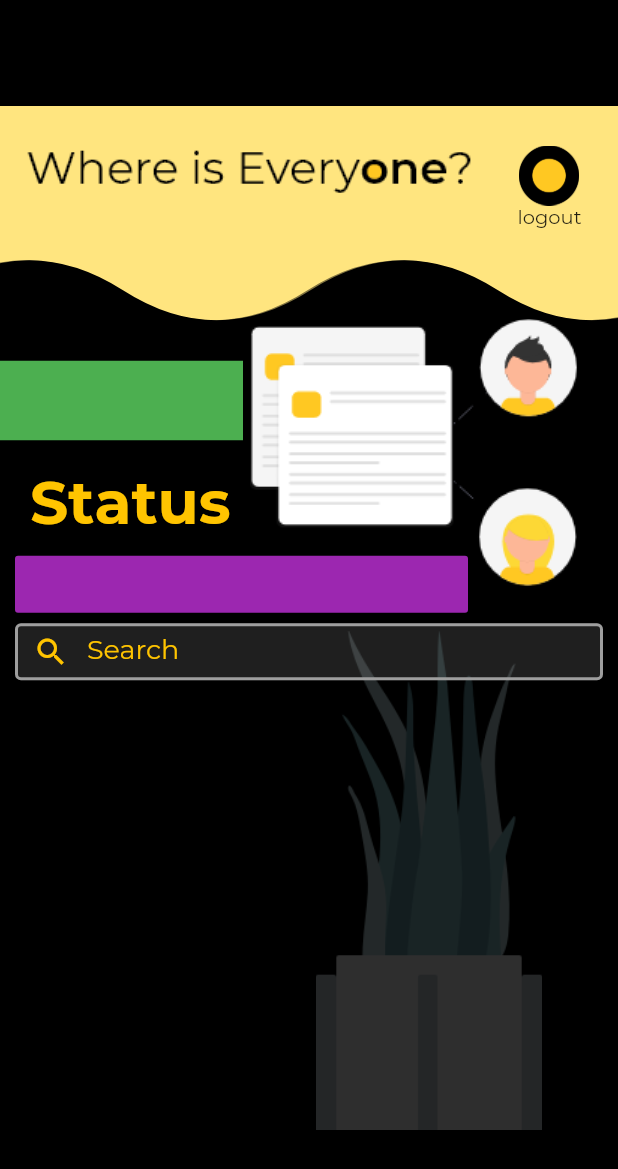
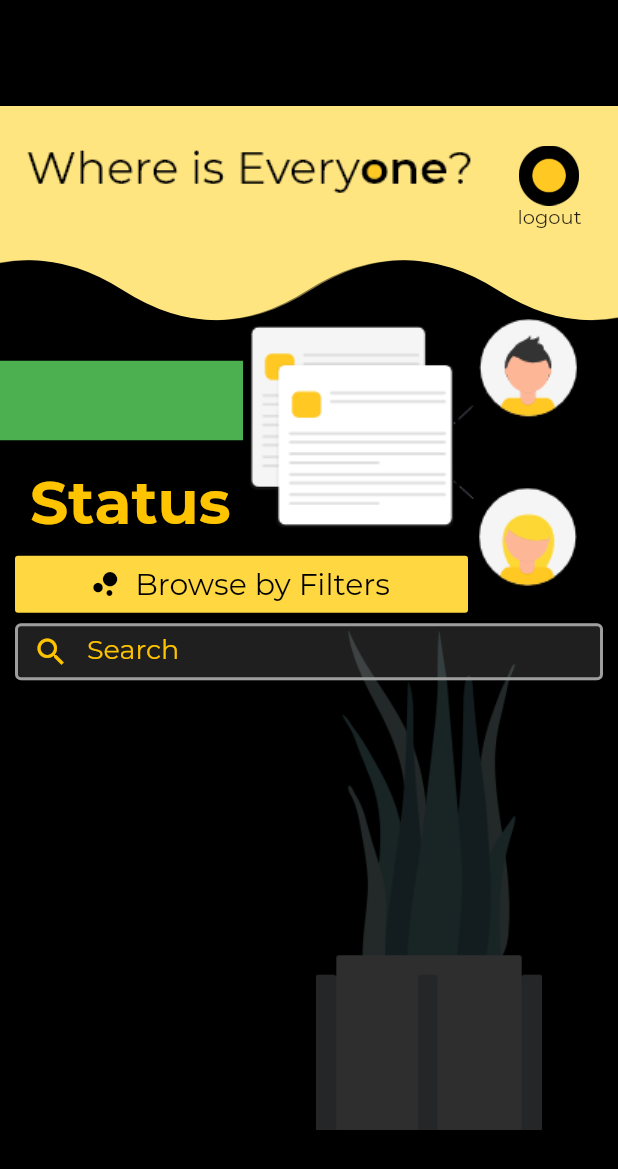
Before and after one commit to Shraddhasaini/Whereisevery1, a Flutter app: the screen it shows once a user with an empty profile is signed in, on a phone screen of 412 x 824 dp. Shown: the top 1169 px of the screen. Run offline on Flutter 3.47's test engine with Material 2 defaults, Android fonts, the phone set to English and light mode, and no system bars; our stand-ins replace cloud_firestore, firebase_auth, flutter_spinkit, google_sign_in; accounts and stored records are empty.

Commit message:
[FRI503] Button added

```diff
--- a/lib/screens/home/home.dart
+++ b/lib/screens/home/home.dart
@@ -201,8 +201,17 @@ class HomePage extends StatelessWidget {
                             bottom: 345,
                             left: 10,
                             right: 100,
-                            child: FlatButton(
-                              color: Colors.purple,
+                            child: FlatButton.icon(
+                              label: Text('Browse by Filters',
+                              style: TextStyle(
+                                fontFamily: 'Montserrat',
+                                fontSize: 20.0,
+                                color: Colors.black,
+                              ),),
+                              highlightColor: Colors.amberAccent[100],
+                              icon: Icon(Icons.bubble_chart,
+                              color: Colors.black,),
+                              color: Colors.amberAccent[200],
                               onPressed: () async{
                                 Navigator.push(
                                   context,
--- a/lib/shared/searchbyname.dart
+++ b/lib/shared/searchbyname.dart
@@ -17,7 +17,8 @@ class _SearchByNameState extends State<SearchByName> {
     if(query.isNotEmpty) {
         showModalBottomSheet(context: context, builder: (context) {
           return Container(
-            padding: EdgeInsets.symmetric(vertical: 20.0, horizontal: 60.0),
+            color: Colors.black87,
+            padding: EdgeInsets.symmetric(vertical: 0.0, horizontal: 20.0),
             child: SearchModal(name: query),
           );
         });
```
